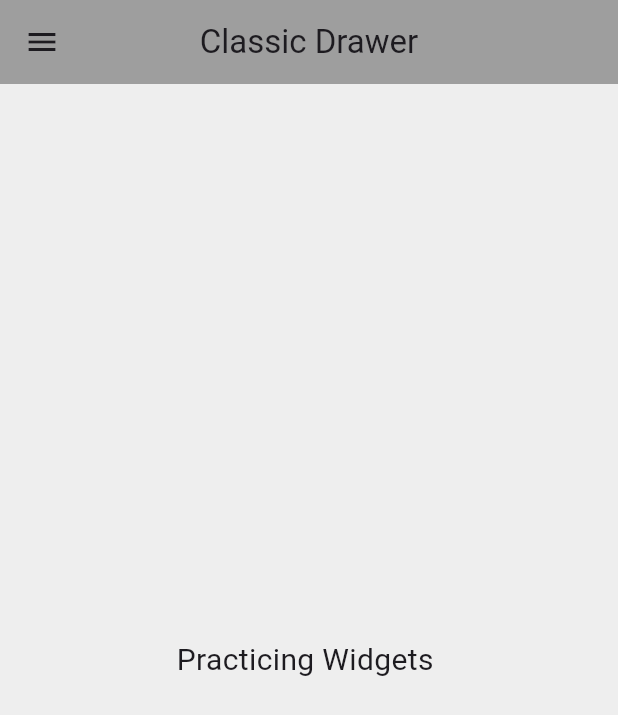
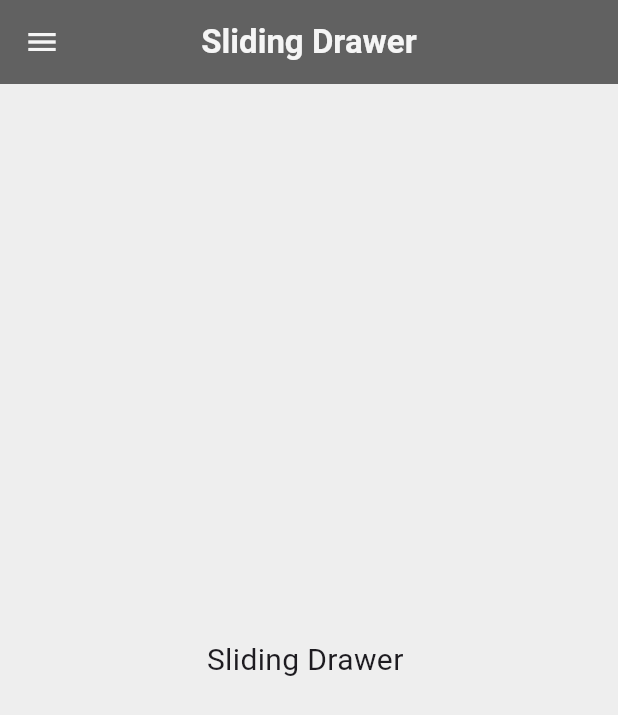
Before and after one commit to shahzeb2002/Explore, a Flutter app: the screen it shows after launch, on a phone screen of 412 x 824 dp. Shown: the top 715 px of the screen. Run offline on Flutter 3.47's test engine with Material 3 defaults, Android fonts, the phone set to English and light mode, and no system bars.

Commit message:
3 drawers

```diff
--- /dev/null
+++ b/lib/drawer/sliding drawer.dart
@@ -0,0 +1,177 @@
+import 'package:flutter/material.dart';
+
+class SlidingDrawerDemo extends StatefulWidget {
+  const SlidingDrawerDemo({super.key});
+
+  @override
+  State<SlidingDrawerDemo> createState() => _SlidingDrawerDemoState();
+}
+
+class _SlidingDrawerDemoState extends State<SlidingDrawerDemo>
+    with SingleTickerProviderStateMixin {
+  late AnimationController _controller;
+  double maxSlide = 250; // Drawer width
+
+  @override
+  void initState() {
+    super.initState();
+    _controller = AnimationController(
+      vsync: this,
+      duration: const Duration(milliseconds: 300),
+    );
+  }
+
+  void toggleDrawer() {
+    if (_controller.isCompleted) {
+      _controller.reverse();
+    } else {
+      _controller.forward();
+    }
+  }
+
+  @override
+  Widget build(BuildContext context) {
+    return GestureDetector(
+      onTap: () => _controller.isCompleted ? toggleDrawer() : null,
+      child: AnimatedBuilder(
+        animation: _controller,
+        builder: (context, _) {
+          double slide = maxSlide * _controller.value;
+          double scale = 1 - (_controller.value * 0.1);
+
+          return Stack(
+            children: [
+
+              buildDrawer(),
+
+              Transform(
+                transform: Matrix4.identity()
+                  ..translate(slide)
+                  ..scale(scale),
+                alignment: Alignment.centerLeft,
+                child: buildMainPage(),
+              ),
+            ],
+          );
+        },
+      ),
+    );
+  }
+
+  // MAIN PAGE UI
+  Widget buildMainPage() {
+    return ClipRRect(
+      borderRadius: BorderRadius.circular(_controller.value * 20),
+      child: Scaffold(
+        backgroundColor: Colors.grey.shade200,
+        appBar: AppBar(
+          backgroundColor: Colors.grey.shade700,
+          centerTitle: true,
+          title: Text(
+            "Sliding Drawer",
+            style: TextStyle(
+              color: Colors.grey.shade100,
+              fontWeight: FontWeight.w600,
+            ),
+          ),
+          leading: IconButton(
+            icon: Icon(Icons.menu, color: Colors.grey.shade100),
+            onPressed: toggleDrawer,
+          ),
+        ),
+        body: const Center(
+          child: Text(
+            "Sliding Drawer ",
+            style: TextStyle(fontSize: 20),
+          ),
+        ),
+      ),
+    );
+  }
+
+  // DRAWER UI
+  Widget buildDrawer() {
+    return Material( // ← IMPORTANT FIX
+      child: Container(
+        width: maxSlide,
+        decoration: BoxDecoration(
+          gradient: LinearGradient(
+            colors: [
+              Colors.grey.shade800,
+              Colors.grey.shade600,
+            ],
+            begin: Alignment.topLeft,
+            end: Alignment.bottomRight,
+          ),
+        ),
+        child: SafeArea(
+          child: Column(
+            crossAxisAlignment: CrossAxisAlignment.start,
+            children: [
+              // Drawer Header
+              Padding(
+                padding: const EdgeInsets.all(16),
+                child: Column(
+                  crossAxisAlignment: CrossAxisAlignment.start,
+                  children: [
+                    CircleAvatar(
+                      radius: 32,
+                      backgroundColor: Colors.white,
+                      child: Icon(
+                        Icons.person,
+                        size: 40,
+                        color: Colors.grey.shade900,
+                      ),
+                    ),
+                    const SizedBox(height: 10),
+                    Text(
+                      "Shah Zeb",
+                      style: TextStyle(
+                        color: Colors.grey.shade200,
+                        fontSize: 20,
+                        fontWeight: FontWeight.bold,
+                      ),
+                    ),
+                    Text(
+                      "shahzeb@example.com",
+                      style: TextStyle(
+                        color: Colors.grey.shade300,
+                        fontSize: 14,
+                      ),
+                    ),
+                  ],
+                ),
+              ),
+
+              const SizedBox(height: 10),
+
+              drawerItem(Icons.home, "Home"),
+              drawerItem(Icons.person, "Profile"),
+              drawerItem(Icons.settings, "Settings"),
+              drawerItem(Icons.help_outline, "Help"),
+              Divider(color: Colors.grey.shade400),
+              drawerItem(Icons.logout, "Logout"),
+            ],
+          ),
+        ),
+      ),
+    );
+  }
+
+  Widget drawerItem(IconData icon, String title) {
+    return ListTile(
+      leading: Icon(icon, color: Colors.white),
+      title: Text(
+        title,
+        style: const TextStyle(color: Colors.white, fontSize: 16),
+      ),
+      onTap: toggleDrawer,
+    );
+  }
+
+  @override
+  void dispose() {
+    _controller.dispose();
+    super.dispose();
+  }
+}
--- a/lib/main.dart
+++ b/lib/main.dart
@@ -1,4 +1,6 @@
-import 'package:explore/Classic_menu_drawer.dart';
+import 'package:explore/drawer/Classic_menu_drawer.dart';
+import 'package:explore/drawer/curved_drawer.dart';
+import 'package:explore/drawer/sliding%20drawer.dart';
 import 'package:flutter/material.dart';
 
 void main() {
@@ -14,7 +16,7 @@ class MyApp extends StatelessWidget {
     return MaterialApp(
       debugShowCheckedModeBanner: false,
 
-      home: ClassicMenuDrawer(),
+      home: SlidingDrawerDemo(),
     );
   }
 }
```
Also changed, not shown: lib/drawer/curved_drawer.dart (added, +154 -0 lines), lib/drawer/Classic_menu_drawer.dart (renamed from lib/Classic_menu_drawer.dart).
